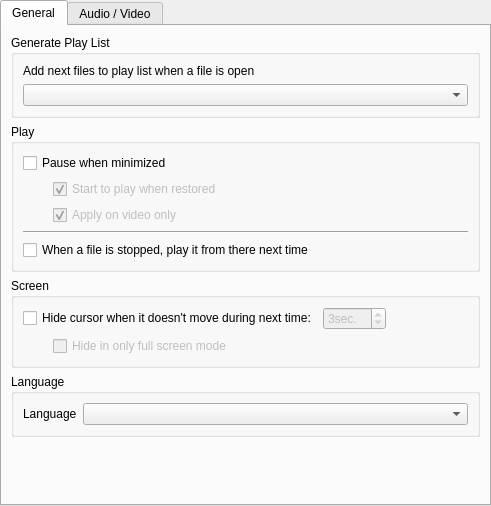
Before: the Qt Designer form src/cmplayer/ui/prefstack.ui in bylee20/cmplayer-kldp.net, drawn with Qt 5.
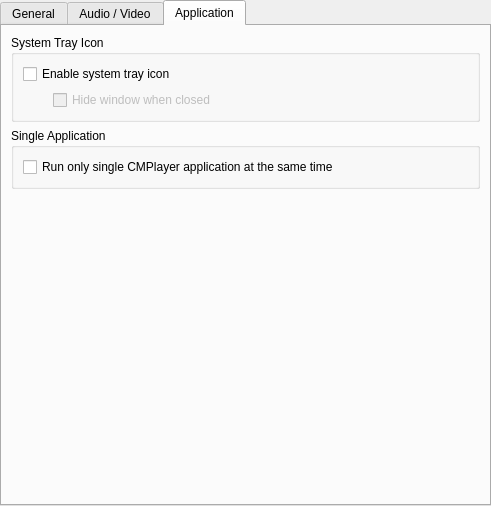
After: the same form once the commit is applied. The open tabs and pages were chosen to show the change. Custom widgets are drawn as their Qt base class.

```diff
--- a/src/cmplayer/ui/prefstack.ui
+++ b/src/cmplayer/ui/prefstack.ui
@@ -320,6 +320,88 @@
         </item>
        </layout>
       </widget>
+      <widget class="QWidget" name="tab_3" >
+       <attribute name="title" >
+        <string>Application</string>
+       </attribute>
+       <layout class="QVBoxLayout" name="verticalLayout_24" >
+        <item>
+         <widget class="QGroupBox" name="groupBox" >
+          <property name="title" >
+           <string>System Tray Icon</string>
+          </property>
+          <layout class="QVBoxLayout" name="verticalLayout_23" >
+           <item>
+            <widget class="QCheckBox" name="tray" >
+             <property name="text" >
+              <string>Enable system tray icon</string>
+             </property>
+            </widget>
+           </item>
+           <item>
+            <layout class="QHBoxLayout" name="horizontalLayout_3" >
+             <item>
+              <spacer name="horizontalSpacer_10" >
+               <property name="orientation" >
+                <enum>Qt::Horizontal</enum>
+               </property>
+               <property name="sizeType" >
+                <enum>QSizePolicy::Fixed</enum>
+               </property>
+               <property name="sizeHint" stdset="0" >
+                <size>
+                 <width>30</width>
+                 <height>20</height>
+                </size>
+               </property>
+              </spacer>
+             </item>
+             <item>
+              <widget class="QCheckBox" name="hideWhenClosed" >
+               <property name="enabled" >
+                <bool>false</bool>
+               </property>
+               <property name="text" >
+                <string>Hide window when closed</string>
+               </property>
+              </widget>
+             </item>
+            </layout>
+           </item>
+          </layout>
+         </widget>
+        </item>
+        <item>
+         <widget class="QGroupBox" name="groupBox_16" >
+          <property name="title" >
+           <string>Single Application</string>
+          </property>
+          <layout class="QVBoxLayout" name="verticalLayout_22" >
+           <item>
+            <widget class="QCheckBox" name="singleApp" >
+             <property name="text" >
+              <string>Run only single CMPlayer application at the same time</string>
+             </property>
+            </widget>
+           </item>
+          </layout>
+         </widget>
+        </item>
+        <item>
+         <spacer name="verticalSpacer_2" >
+          <property name="orientation" >
+           <enum>Qt::Vertical</enum>
+          </property>
+          <property name="sizeHint" stdset="0" >
+           <size>
+            <width>0</width>
+            <height>294</height>
+           </size>
+          </property>
+         </spacer>
+        </item>
+       </layout>
+      </widget>
      </widget>
     </item>
    </layout>
```
Left out of the diff: 19 changed lines with no effect on the pictures.
